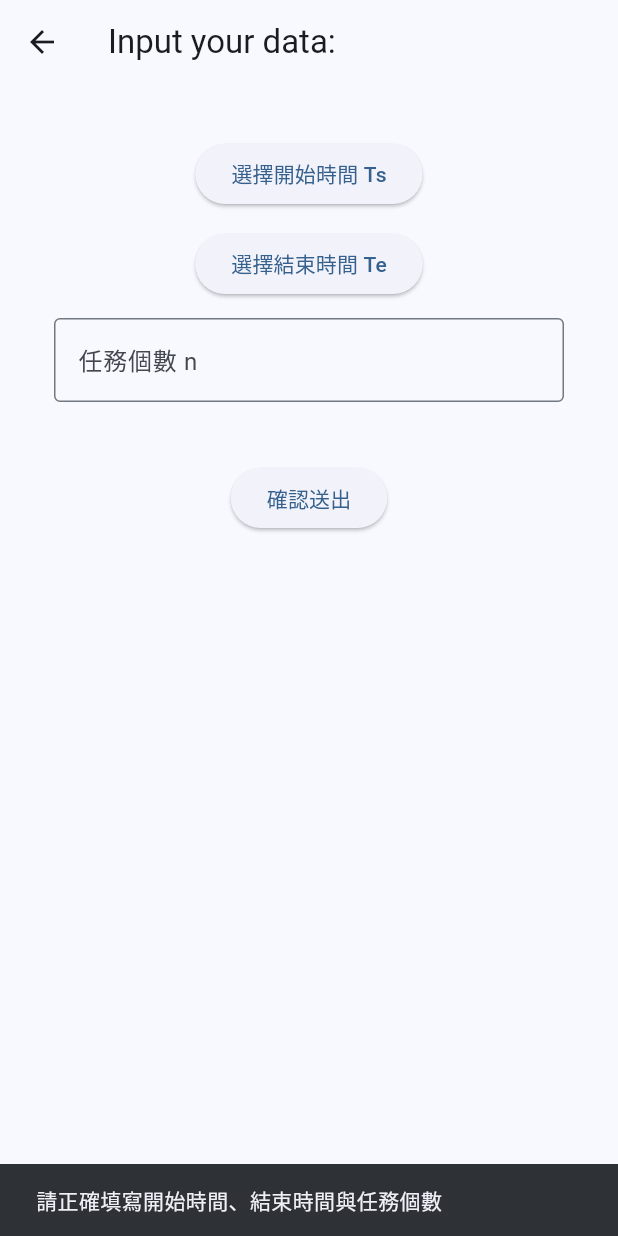
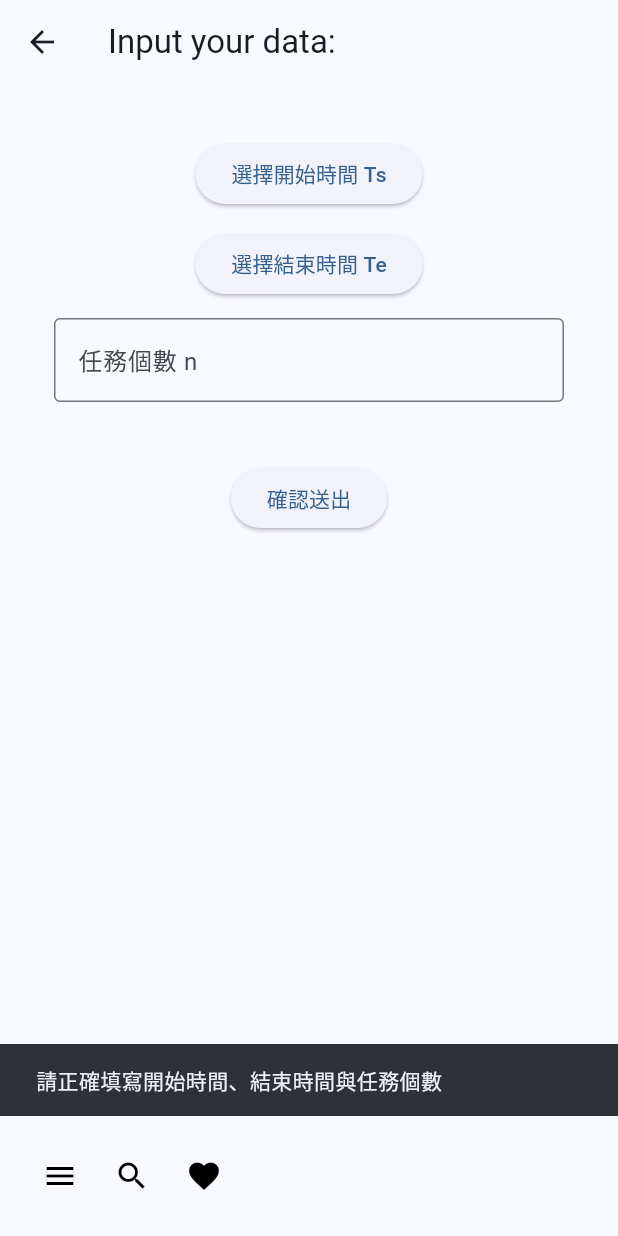
Before and after one commit to coconutwater111/newflutter, a Flutter app: the MyHomePage screen opened directly, after a tap on "確認送出", on a phone screen of 412 x 824 dp. Run offline on Flutter 3.47's test engine with Material 3 defaults, Android fonts, the phone set to English and light mode, and no system bars; our stand-ins replace table_calendar.

Commit message:
新增Bottom App Bar、新增使用者任務說明、微調使用者輸入流程

```diff
--- /dev/null
+++ b/lib/home_screen/custom_bottom_app_bar.dart
@@ -0,0 +1,105 @@
+import 'package:flutter/material.dart';
+
+class CustomBottomAppBar extends StatelessWidget {
+  const CustomBottomAppBar({
+    this.fabLocation = FloatingActionButtonLocation.endDocked,
+    this.shape = const CircularNotchedRectangle(),
+    this.color = Colors.blue, // 預設顏色
+    super.key,
+  });
+
+  final FloatingActionButtonLocation fabLocation;
+  final NotchedShape? shape;
+  final Color color; // 新增
+
+  static final List<FloatingActionButtonLocation> centerLocations = [
+    FloatingActionButtonLocation.centerDocked,
+    FloatingActionButtonLocation.centerFloat,
+  ];
+
+  @override
+  Widget build(BuildContext context) {
+    return BottomAppBar(
+      shape: shape,
+      color: color, // 使用傳入的顏色
+      child: IconTheme(
+        data: IconThemeData(color: Colors.black), // 使用傳入顏色的黑色版本
+        child: Row(
+          children: <Widget>[
+            IconButton(
+              tooltip: 'Open navigation menu',
+              icon: const Icon(Icons.menu),
+              onPressed: () {
+                showModalBottomSheet(
+                  context: context,
+                  builder:
+                      (context) => Column(
+                        mainAxisSize: MainAxisSize.min,
+                        children: [
+                          ListTile(
+                            leading: const Icon(Icons.home),
+                            title: const Text('首頁'),
+                            onTap: () {
+                              Navigator.pop(context); // 關閉 bottom sheet
+                              Navigator.of(context).popUntil((route) => route.isFirst); // 回到首頁（CalendarScreen）
+                              /*showDialog(
+                                context: context,
+                                barrierDismissible: true,
+                                builder: (dialogContext) => Center(
+                                  child: Container(
+                                    padding: const EdgeInsets.symmetric(
+                                        horizontal: 24, vertical: 16),
+                                    decoration: BoxDecoration(
+                                      color: Colors.black.withAlpha(
+                                          (0.7 * 255).toInt()),
+                                      borderRadius: BorderRadius.circular(16),
+                                    ),
+                                    child: const Text(
+                                      '首頁被點擊了',
+                                      style: TextStyle(
+                                          color: Colors.white, fontSize: 18),
+                                    ),
+                                  ),
+                                ),
+                              );*/
+                              Future.delayed(const Duration(seconds: 1), () {
+                                // 用 dialogContext 判斷是否還能 pop
+                                // ignore: use_build_context_synchronously
+                                if (Navigator.canPop(context)) {
+                                  // ignore: use_build_context_synchronously
+                                  Navigator.of(context, rootNavigator: true).pop();
+                                }
+                              });
+                            },
+                          ),
+                          ListTile(
+                            leading: const Icon(Icons.settings),
+                            title: const Text('設定'),
+                            onTap: () {
+                              // 點擊後的動作
+                              Navigator.pop(context);
+                            },
+                          ),
+                          // 可以繼續加入更多選單項目
+                        ],
+                      ),
+                );
+              },
+            ),
+            if (centerLocations.contains(fabLocation)) const Spacer(),
+            IconButton(
+              tooltip: 'Search',
+              icon: const Icon(Icons.search),
+              onPressed: () {},
+            ),
+            IconButton(
+              tooltip: 'Favorite',
+              icon: const Icon(Icons.favorite),
+              onPressed: () {},
+            ),
+          ],
+        ),
+      ),
+    );
+  }
+}
--- a/lib/main.dart
+++ b/lib/main.dart
@@ -4,7 +4,8 @@ import 'dart:convert';
 import 'dart:developer';
 
 import 'widget.dart';
-import 'calendar.dart';
+import 'home_screen/calendar.dart';
+import 'home_screen/custom_bottom_app_bar.dart';
 
 void main() {
   runApp(const MyApp());
@@ -39,7 +40,7 @@ class _MyHomePageState extends State<MyHomePage> {
   String responseMsg = '';
 
   Future<void> _sendToBackend(Map<String, dynamic> data) async {
-    final url = Uri.parse('https://3e366625823e.ngrok-free.app/api/submit');
+    final url = Uri.parse('https://941009b92a2b.ngrok-free.app/api/submit');
     int maxRetries = 3;
 
     for (int attempt = 1; attempt <= maxRetries; attempt++) {
@@ -90,9 +91,13 @@ class _MyHomePageState extends State<MyHomePage> {
       appBar: AppBar(title: const Text("Input your data:")),
       body: Padding(
         padding: const EdgeInsets.all(20.0),
+        child: SingleChildScrollView( // ← 建議加這行避免內容超出
           child: Column(
             children: [
-            InputSection(onSubmit: _sendToBackend, selectedDay: widget.selectedDay ?? DateTime.now()),
+              InputSection(
+                onSubmit: _sendToBackend,
+                selectedDay: widget.selectedDay ?? DateTime.now(),
+              ),
               const SizedBox(height: 20),
               if (isReconnecting)
                 Text(
@@ -108,6 +113,12 @@ class _MyHomePageState extends State<MyHomePage> {
             ],
           ),
         ),
+      ),
+      bottomNavigationBar: const CustomBottomAppBar(
+        color: Colors.transparent,
+        fabLocation: FloatingActionButtonLocation.endDocked,
+        shape: CircularNotchedRectangle(),
+      ),
     );
   }
 }
--- a/lib/widget.dart
+++ b/lib/widget.dart
@@ -3,7 +3,12 @@ import 'package:flutter/material.dart';
 class InputSection extends StatefulWidget {
   final void Function(Map<String, dynamic>) onSubmit;
   final DateTime selectedDay;
-  const InputSection({super.key, required this.onSubmit, required this.selectedDay});
+  const InputSection({
+    super.key,
+    required this.onSubmit,
+    required this.selectedDay,
+  });
+
 
   @override
   State<InputSection> createState() => _InputSectionState();
@@ -16,18 +21,26 @@ class _InputSectionState extends State<InputSection> {
 
   int _taskCount = 0;
   List<double> _kValues = [];
+  List<TextEditingController> _descControllers = [];
+  int _visibleTaskCount = 1;
 
   void _updateSliders(int count) {
     setState(() {
       _taskCount = count;
       _kValues = List<double>.filled(count, 30.0); // 預設30分鐘
+      _descControllers = List.generate(
+        count,
+        (index) => TextEditingController(),
+      ); // 初始化描述控制器
+      _visibleTaskCount = count > 0 ? 1 : 0;
     });
   }
 
   Future<void> _pickTime(BuildContext context, bool isStart) async {
     final TimeOfDay? picked = await showTimePicker(
       context: context,
-      initialTime: isStart ? (_ts ?? TimeOfDay.now()) : (_te ?? TimeOfDay.now()),
+      initialTime:
+          isStart ? (_ts ?? TimeOfDay.now()) : (_te ?? TimeOfDay.now()),
     );
     if (picked != null) {
       setState(() {
@@ -44,9 +57,9 @@ class _InputSectionState extends State<InputSection> {
     final n = int.tryParse(_nController.text.trim());
 
     if (_ts == null || _te == null || n == null || n <= 0 || n != _taskCount) {
-      ScaffoldMessenger.of(context).showSnackBar(
-        const SnackBar(content: Text("請正確填寫開始時間、結束時間與任務個數")),
-      );
+      ScaffoldMessenger.of(
+        context,
+      ).showSnackBar(const SnackBar(content: Text("請正確填寫開始時間、結束時間與任務個數")));
       return;
     }
 
@@ -59,6 +72,7 @@ class _InputSectionState extends State<InputSection> {
       "Te": formatTime(_te!),
       "n": n,
       "k": _kValues.map((v) => v.toInt()).toList(),
+      "desc": _descControllers.map((c) => c.text.trim()).toList(),
     };
 
     widget.onSubmit(data);
@@ -70,30 +84,34 @@ class _InputSectionState extends State<InputSection> {
       _te = null;
       _taskCount = 0;
       _kValues = [];
+      _descControllers = [];
     });
   }
 
   @override
   Widget build(BuildContext context) {
-    final tsDisplay = _ts == null
-        ? '選擇開始時間 Ts'
-        : '開始時間 Ts：${_ts!.format(context)}';
-    final teDisplay = _te == null
-        ? '選擇結束時間 Te'
-        : '結束時間 Te：${_te!.format(context)}';
+    final tsDisplay =
+        _ts == null ? '選擇開始時間 Ts' : '開始時間 Ts：${_ts!.format(context)}';
+    final teDisplay =
+        _te == null ? '選擇結束時間 Te' : '結束時間 Te：${_te!.format(context)}';
 
-    return SingleChildScrollView(
+    return Padding(
       padding: const EdgeInsets.all(16),
       child: Column(
+        crossAxisAlignment: CrossAxisAlignment.start,
         children: [
-          ElevatedButton(
+          Center(
+            child: ElevatedButton(
               onPressed: () => _pickTime(context, true),
               child: Text(tsDisplay),
             ),
+          ),
           const SizedBox(height: 12),
-          ElevatedButton(
+          Center(
+            child: ElevatedButton(
               onPressed: () => _pickTime(context, false),
               child: Text(teDisplay),
+            ),
           ),
           const SizedBox(height: 12),
           TextField(
@@ -116,12 +134,28 @@ class _InputSectionState extends State<InputSection> {
             },
           ),
           const SizedBox(height: 20),
-          for (int i = 0; i < _taskCount; i++)
+          for (int i = 0; i < _visibleTaskCount && i < _descControllers.length && i < _kValues.length; i++)
             Padding(
               padding: const EdgeInsets.symmetric(vertical: 6),
               child: Column(
                 crossAxisAlignment: CrossAxisAlignment.start,
                 children: [
+                  TextField(
+                    controller: _descControllers[i],
+                    decoration: InputDecoration(
+                      labelText: '任務 ${i + 1} 簡單描述活動名稱',
+                      border: OutlineInputBorder(),
+                    ),
+                    onChanged: (value) {
+                      if (value.trim().isNotEmpty &&
+                          i == _visibleTaskCount - 1 &&
+                          _visibleTaskCount < _taskCount) {
+                        setState(() {
+                          _visibleTaskCount++;
+                        });
+                      }
+                    },
+                  ),
                   Text('任務 ${i + 1} 持續時間 k（分鐘）：${_kValues[i].toInt()}'),
                   Slider(
                     value: _kValues[i],
@@ -139,9 +173,11 @@ class _InputSectionState extends State<InputSection> {
               ),
             ),
           const SizedBox(height: 20),
-          ElevatedButton(
+          Center(
+            child: ElevatedButton(
               onPressed: _handleSubmit,
               child: const Text('確認送出'),
+            ),
           ),
         ],
       ),
```
Also changed, not shown: lib/home_screen/calendar.dart (renamed from lib/calendar.dart, +24 -12 lines), 1 other file. Lines whose indentation alone changed are shown as unchanged.
